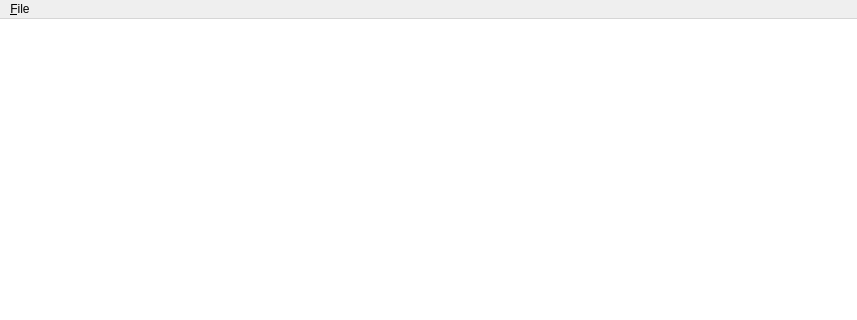
Qt form UTranslator/FmMain.ui (Mercury13/utranslator) before a commit; both pictures show x 0 to 857 and y 0 to 320 of the 857 by 660 pixel window.
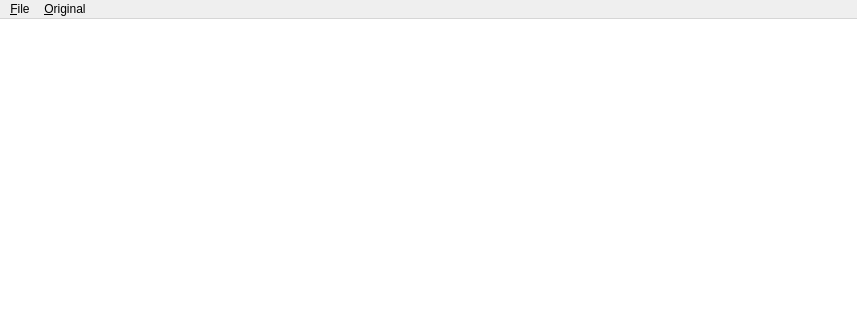
The same form after that commit.

Commit message: :) Original menu

```diff
--- a/UTranslator/FmMain.ui
+++ b/UTranslator/FmMain.ui
@@ -259,7 +259,18 @@
     <addaction name="acSave"/>
     <addaction name="acSaveAs"/>
    </widget>
+   <widget class="QMenu" name="menu_Original">
+    <property name="title">
+     <string>&amp;Original</string>
+    </property>
+    <addaction name="acAddHostedFile"/>
+    <addaction name="acAddExternalFile"/>
+    <addaction name="separator"/>
+    <addaction name="acMoveUp"/>
+    <addaction name="acMoveDown"/>
+   </widget>
    <addaction name="menu_File"/>
+   <addaction name="menu_Original"/>
   </widget>
   <action name="acNew">
    <property name="text">
```
Left out of the diff: 26 changed lines with no effect on the pictures.
